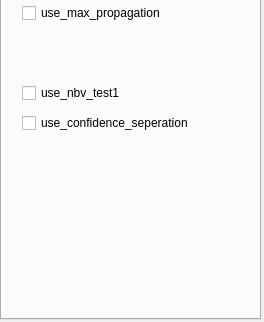
Old version of the form Point Cloud/UI/camera_para.ui in the repository sunwaylive/quality-driven-poisson-guided-autoscanning; both pictures show x 0 to 264 and y 382 to 704 of the 264 by 704 pixel window.
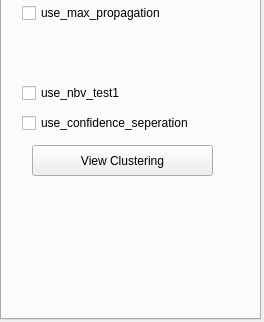
New version of the form.

The edit to the form file:
```diff
--- a/Point Cloud/UI/camera_para.ui
+++ b/Point Cloud/UI/camera_para.ui
@@ -537,6 +537,19 @@
       <string>use_max_propagation</string>
      </property>
     </widget>
+    <widget class="QPushButton" name="pushButton_view_clustering">
+     <property name="geometry">
+      <rect>
+       <x>30</x>
+       <y>500</y>
+       <width>181</width>
+       <height>31</height>
+      </rect>
+     </property>
+     <property name="text">
+      <string>View Clustering</string>
+     </property>
+    </widget>
    </widget>
   </widget>
  </widget>
```
